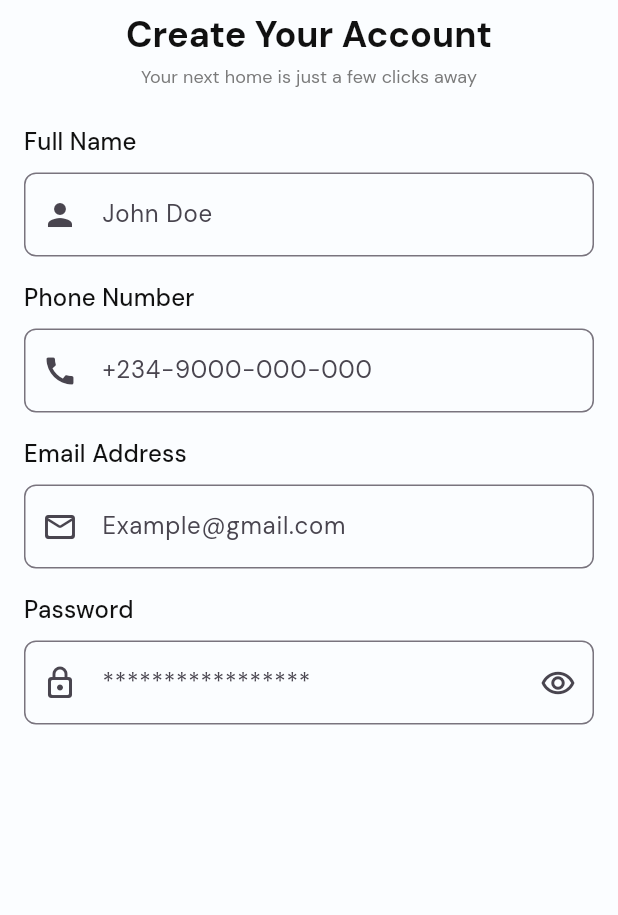
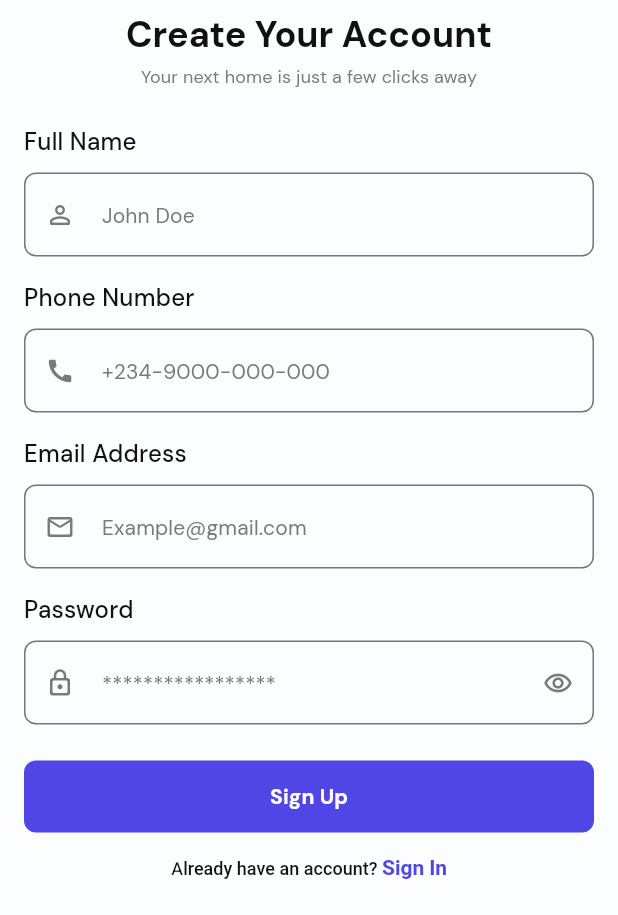
Before and after one commit to Bewizi/homefinder_frontend, a Flutter app: the screen it shows after launch, on a phone screen of 412 x 824 dp, the part 321-1236 px from its top. Run offline on Flutter 3.47's test engine with Material 3 defaults, Android fonts, the phone set to English and light mode, and no system bars; our stand-ins replace google_fonts.

Commit message:
feat: Enhance SignUp page with custom widgets and navigation
This commit significantly updates the `Signup` page:

- **UI Enhancements:**
    - Replaces standard `TextFormField` widgets with the custom `CustomTextFormField` for all input fields (Full Name, Phone Number, Email Address, Password).
    - Integrates a `SubmitButton` for the "Sign Up" action.
    - Standardizes prefix icon appearance (size and color) in `CustomTextFormField`.
    - Adds a `suffixIcon` (visibility toggle) to the password field.
    - Wraps the page content in a `SingleChildScrollView` to prevent overflow issues on smaller screens.

- **Navigation:**
    - Implements a "Sign In" link using `RichText` and `TapGestureRecognizer`.
    - Tapping "Sign In" navigates the user to the `SignIn` page and removes the current `Signup` page from the navigation stack.

- **Input Types:**
    - Sets `keyboardType` to `TextInputType.phone` for the phone number field.
    - Sets `keyboardType` to `TextInputType.emailAddress` for the email address field.

```diff
--- a/lib/app/ui/pages/auth/signup/signup.dart
+++ b/lib/app/ui/pages/auth/signup/signup.dart
@@ -1,5 +1,9 @@
+import 'package:flutter/gestures.dart';
 import 'package:flutter/material.dart';
+import 'package:frontend/app/ui/pages/auth/signin/signin.dart';
 import 'package:frontend/app/ui/themes/theme.dart';
+import 'package:frontend/app/ui/widgets/custom_buttons.dart';
+import 'package:frontend/app/ui/widgets/custom_textformfield.dart';
 import 'package:frontend/app/ui/widgets/styled_text.dart';
 
 class Signup extends StatefulWidget {
@@ -13,7 +17,8 @@ class _SignupState extends State<Signup> {
   @override
   Widget build(BuildContext context) {
     return Scaffold(
-      body: Center(
+      body: SingleChildScrollView(
+        child: Center(
           child: Padding(
             padding: EdgeInsets.symmetric(horizontal: 16, vertical: 150),
             child: Column(
@@ -50,17 +55,12 @@ class _SignupState extends State<Signup> {
 
                       SizedBox(height: 8),
 
-                    TextFormField(
-                      decoration: InputDecoration(
-                        prefixIcon: Icon(Icons.person),
+                      CustomTextFormField(
                         hintText: 'John Doe',
-                        focusedBorder: OutlineInputBorder(
-                          borderRadius: BorderRadius.circular(8),
-                          borderSide: BorderSide(color: AppColors.borderColor),
-                        ),
-                        border: OutlineInputBorder(
-                          borderRadius: BorderRadius.circular(8),
-                        ),
+                        prefixIcon: Icon(
+                          Icons.person_outline_rounded,
+                          size: 20,
+                          color: AppColors.textGray,
                         ),
                         validator: (value) {
                           if (value == null || value.isEmpty) {
@@ -80,18 +80,14 @@ class _SignupState extends State<Signup> {
 
                       SizedBox(height: 8),
 
-                    TextFormField(
-                      decoration: InputDecoration(
-                        prefixIcon: Icon(Icons.call),
+                      CustomTextFormField(
+                        prefixIcon: Icon(
+                          Icons.call,
+                          size: 20,
+                          color: AppColors.textGray,
+                        ),
                         hintText: '+234-9000-000-000',
-                        focusedBorder: OutlineInputBorder(
-                          borderRadius: BorderRadius.circular(8),
-                          borderSide: BorderSide(color: AppColors.borderColor),
-                        ),
-                        border: OutlineInputBorder(
-                          borderRadius: BorderRadius.circular(8),
-                        ),
-                      ),
+                        keyboardType: TextInputType.phone,
                         validator: (value) {
                           if (value == null || value.isEmpty) {
                             return 'Please enter your phone number';
@@ -110,18 +106,14 @@ class _SignupState extends State<Signup> {
 
                       SizedBox(height: 8),
 
-                    TextFormField(
-                      decoration: InputDecoration(
-                        prefixIcon: Icon(Icons.mail_outline_rounded),
+                      CustomTextFormField(
+                        prefixIcon: Icon(
+                          Icons.mail_outline_rounded,
+                          size: 20,
+                          color: AppColors.textGray,
+                        ),
                         hintText: 'Example@gmail.com',
-                        focusedBorder: OutlineInputBorder(
-                          borderRadius: BorderRadius.circular(8),
-                          borderSide: BorderSide(color: AppColors.borderColor),
-                        ),
-                        border: OutlineInputBorder(
-                          borderRadius: BorderRadius.circular(8),
-                        ),
-                      ),
+                        keyboardType: TextInputType.emailAddress,
                         validator: (value) {
                           if (value == null || value.isEmpty) {
                             return 'Please enter your email address';
@@ -140,25 +132,66 @@ class _SignupState extends State<Signup> {
 
                       SizedBox(height: 8),
 
-                    TextFormField(
-                      decoration: InputDecoration(
-                        prefixIcon: Icon(Icons.lock_outline_rounded),
+                      CustomTextFormField(
+                        prefixIcon: Icon(
+                          Icons.lock_outline_rounded,
+                          size: 20,
+                          color: AppColors.textGray,
+                        ),
+                        suffixIcon: Icon(
+                          Icons.remove_red_eye_outlined,
+                          size: 20,
+                          color: AppColors.textGray,
+                        ),
                         hintText: '*****************',
-                        focusedBorder: OutlineInputBorder(
-                          borderRadius: BorderRadius.circular(8),
-                          borderSide: BorderSide(color: AppColors.borderColor),
-                        ),
-                        border: OutlineInputBorder(
-                          borderRadius: BorderRadius.circular(8),
-                        ),
-                        suffixIcon: Icon(Icons.remove_red_eye_outlined),
-                      ),
                         validator: (value) {
                           if (value == null || value.isEmpty) {
                             return 'Please enter your password';
                           }
                           return null;
                         },
+                      ),
+
+                      SizedBox(height: 24),
+
+                      SubmitButton('Sign Up', onPressed: () {}),
+
+                      SizedBox(height: 14),
+
+                      Row(
+                        mainAxisAlignment: MainAxisAlignment.center,
+                        children: [
+                          RichText(
+                            text: TextSpan(
+                              text: 'Already have an account? ',
+                              style: TextStyle(
+                                fontSize: 12,
+                                fontWeight: FontWeight.w500,
+                                color: AppColors.textBlack,
+                              ),
+                              children: [
+                                TextSpan(
+                                  text: 'Sign In',
+                                  style: TextStyle(
+                                    fontSize: 14,
+                                    fontWeight: FontWeight.w700,
+                                    color: AppColors.primaryButton,
+                                  ),
+                                  recognizer: TapGestureRecognizer()
+                                    ..onTap = () {
+                                      Navigator.pushAndRemoveUntil(
+                                        context,
+                                        MaterialPageRoute(
+                                          builder: (ctx) => SignIn(),
+                                        ),
+                                        (route) => false,
+                                      );
+                                    },
+                                ),
+                              ],
+                            ),
+                          ),
+                        ],
                       ),
                     ],
                   ),
@@ -167,6 +200,7 @@ class _SignupState extends State<Signup> {
             ),
           ),
         ),
+      ),
     );
   }
 }
```
Lines whose indentation alone changed are shown as unchanged.
